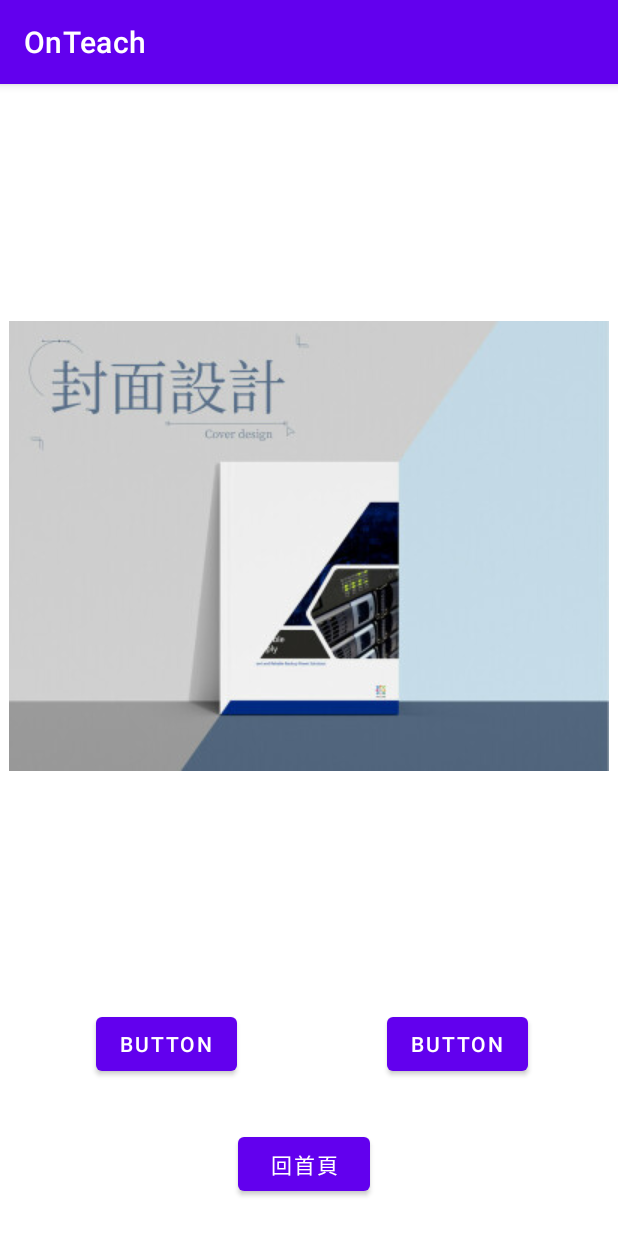
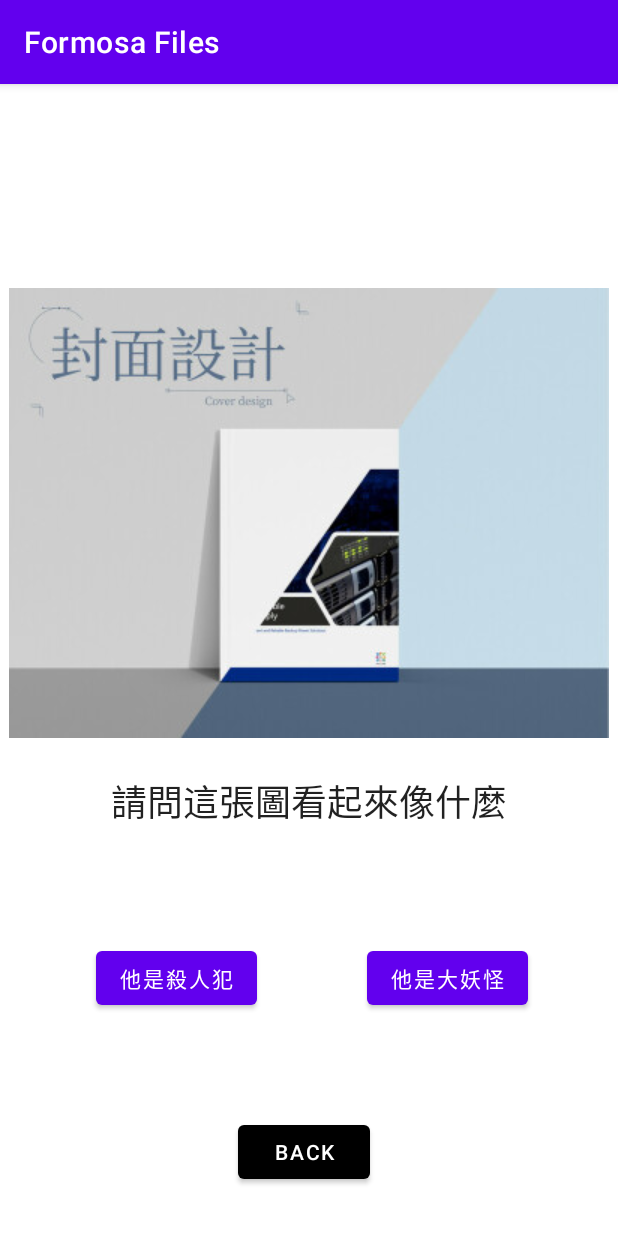
Before and after one commit to longshenn/OnTeach, an Android app: the SelectActivity screen opened directly, with no data from a screen before it, on a phone screen of 412 x 824 dp. Run offline under Robolectric (Android 15) with nearby library versions, the phone set to English and light mode, and no system bars.

Commit message:
小純子改icon還有其他雜七雜八

```diff
--- a/app/src/main/AndroidManifest.xml
+++ b/app/src/main/AndroidManifest.xml
@@ -4,9 +4,9 @@
 
     <application
         android:allowBackup="true"
-        android:icon="@mipmap/ic_launcher"
+        android:icon="@drawable/icon"
         android:label="@string/app_name"
-        android:roundIcon="@mipmap/ic_launcher_round"
+        android:roundIcon="@drawable/icon"
         android:supportsRtl="true"
         android:theme="@style/Theme.OnTeach">
         <activity android:name=".StoryActivity1"></activity>
--- a/app/src/main/res/layout/activity_main.xml
+++ b/app/src/main/res/layout/activity_main.xml
@@ -30,8 +30,10 @@
         android:id="@+id/txv"
         android:layout_width="wrap_content"
         android:layout_height="wrap_content"
-        android:text="Formosa Files"
-        android:textAppearance="@style/TextAppearance.AppCompat.Body1"
+        android:text="At the beginning of the story..."
+        android:textAppearance="@style/TextAppearance.AppCompat.Display1"
+        android:textColor="#6E0606"
+        android:textColorHint="#000000"
         android:textSize="24sp"
         android:visibility="visible"
         tools:visibility="visible" />
--- a/app/src/main/res/layout/activity_select.xml
+++ b/app/src/main/res/layout/activity_select.xml
@@ -17,34 +17,52 @@
         app:layout_constraintTop_toTopOf="parent"
         app:srcCompat="@drawable/d0" />
 
+    <TextView
+        android:id="@+id/tt"
+        android:layout_width="wrap_content"
+        android:layout_height="wrap_content"
+        android:layout_marginTop="24dp"
+        android:text="請問這張圖看起來像什麼"
+        android:textAppearance="@style/TextAppearance.AppCompat.Body2"
+        android:textSize="24sp"
+        app:layout_constraintEnd_toEndOf="parent"
+        app:layout_constraintStart_toStartOf="parent"
+        app:layout_constraintTop_toBottomOf="@+id/imgS1" />
+
     <Button
         android:id="@+id/btnA1"
         android:layout_width="wrap_content"
         android:layout_height="wrap_content"
         android:layout_marginStart="64dp"
+        android:layout_marginTop="32dp"
         android:layout_marginBottom="104dp"
-        android:text="Button"
+        android:text="他是殺人犯"
         app:layout_constraintBottom_toBottomOf="parent"
-        app:layout_constraintStart_toStartOf="parent" />
+        app:layout_constraintStart_toStartOf="parent"
+        app:layout_constraintTop_toBottomOf="@+id/tt" />
 
     <Button
         android:id="@+id/btnA2"
         android:layout_width="wrap_content"
         android:layout_height="wrap_content"
+        android:layout_marginTop="32dp"
         android:layout_marginEnd="60dp"
         android:layout_marginBottom="104dp"
-        android:text="Button"
+        android:text="他是大妖怪"
         app:layout_constraintBottom_toBottomOf="parent"
-        app:layout_constraintEnd_toEndOf="parent" />
+        app:layout_constraintEnd_toEndOf="parent"
+        app:layout_constraintTop_toBottomOf="@+id/tt" />
 
     <Button
         android:id="@+id/re"
         android:layout_width="wrap_content"
         android:layout_height="wrap_content"
-        android:layout_marginBottom="24dp"
-        android:text="回首頁"
+        android:layout_marginBottom="32dp"
+        android:text="Back"
+        app:backgroundTint="@color/black"
         app:layout_constraintBottom_toBottomOf="parent"
         app:layout_constraintEnd_toEndOf="parent"
         app:layout_constraintHorizontal_bias="0.489"
-        app:layout_constraintStart_toStartOf="parent" />
+        app:layout_constraintStart_toStartOf="parent"
+        app:rippleColor="@color/design_default_color_error" />
 </androidx.constraintlayout.widget.ConstraintLayout>
--- a/app/src/main/res/values/strings.xml
+++ b/app/src/main/res/values/strings.xml
@@ -1,3 +1,3 @@
 <resources>
-    <string name="app_name">OnTeach</string>
+    <string name="app_name">Formosa Files</string>
 </resources>
```
Also changed, not shown: app/src/main/res/drawable/icon.jpg (added).
